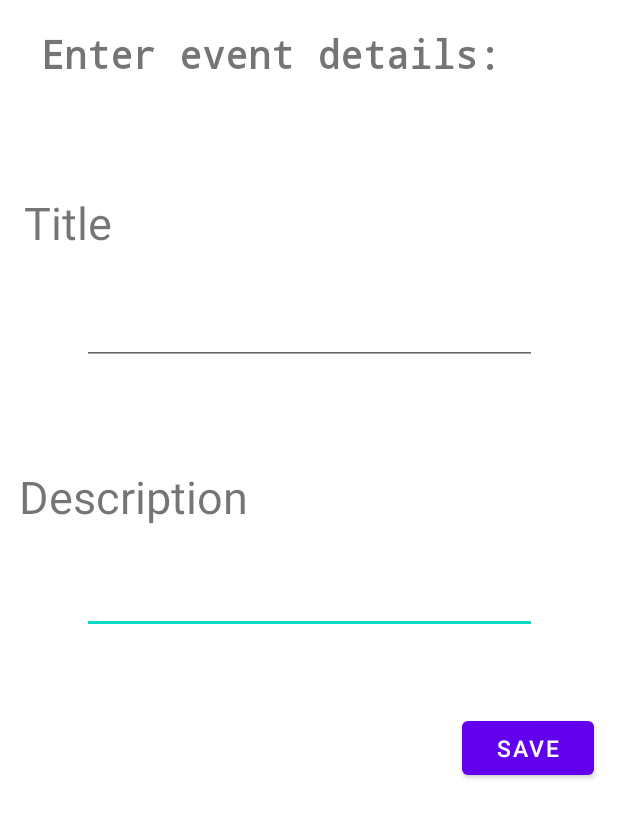
After one commit to TheUNkilled123/EZCalendar, an Android app: the layout activity_add_event.xml on its own in the app's theme, with its tools: preview values and no code run, on a phone screen of 412 x 824 dp. The commit adds this screen. Shown: the top 818 px of the screen. Run offline under Robolectric (Android 15) with nearby library versions, the light colour scheme and no system bars.

Commit message:
Cutom event adding,ADSense implemented.

```diff
--- a/app/build.gradle
+++ b/app/build.gradle
@@ -36,6 +36,8 @@ dependencies {
     implementation 'androidx.constraintlayout:constraintlayout:2.0.4'
 	implementation platform('com.google.firebase:firebase-bom:28.0.1')
     implementation 'com.google.firebase:firebase-firestore'
+	implementation 'com.google.firebase:firebase-analytics'
+    implementation 'com.google.android.gms:play-services-ads:20.2.0'
     testImplementation 'junit:junit:4.+'
     androidTestImplementation 'androidx.test.ext:junit:1.1.2'
     androidTestImplementation 'androidx.test.espresso:espresso-core:3.3.0'
--- /dev/null
+++ b/app/src/main/res/layout/activity_add_event.xml
@@ -0,0 +1,89 @@
+<?xml version="1.0" encoding="utf-8"?>
+<androidx.constraintlayout.widget.ConstraintLayout xmlns:android="http://schemas.android.com/apk/res/android"
+    xmlns:app="http://schemas.android.com/apk/res-auto"
+    xmlns:tools="http://schemas.android.com/tools"
+    android:layout_width="match_parent"
+    android:layout_height="match_parent"
+    tools:context=".AddEvent">
+
+    <TextView
+        android:id="@+id/textView3"
+        android:layout_width="375dp"
+        android:layout_height="45dp"
+        android:fontFamily="monospace"
+        android:text=" Enter event details:"
+        android:textSize="26dp"
+        android:textStyle="bold"
+        app:layout_constraintBottom_toBottomOf="parent"
+        app:layout_constraintEnd_toEndOf="parent"
+        app:layout_constraintHorizontal_bias="0.333"
+        app:layout_constraintStart_toStartOf="parent"
+        app:layout_constraintTop_toTopOf="parent"
+        app:layout_constraintVertical_bias="0.023" />
+
+    <EditText
+        android:id="@+id/editText2"
+        android:layout_width="303dp"
+        android:layout_height="56dp"
+        android:layout_marginTop="7dp"
+        android:inputType="textMultiLine"
+        android:lines="5"
+        app:layout_constraintBottom_toBottomOf="parent"
+        app:layout_constraintEnd_toEndOf="parent"
+        app:layout_constraintStart_toStartOf="parent"
+        app:layout_constraintTop_toBottomOf="@+id/textView1"
+        app:layout_constraintVertical_bias="0.02" />
+
+    <TextView
+        android:id="@+id/textView1"
+        android:layout_width="wrap_content"
+        android:layout_height="wrap_content"
+        android:layout_marginTop="51dp"
+        android:text="Description"
+        android:textSize="30dp"
+        app:layout_constraintBottom_toBottomOf="parent"
+        app:layout_constraintEnd_toEndOf="parent"
+        app:layout_constraintHorizontal_bias="0.05"
+        app:layout_constraintStart_toStartOf="parent"
+        app:layout_constraintTop_toBottomOf="@+id/editText"
+        app:layout_constraintVertical_bias="0.033" />
+
+    <EditText
+        android:id="@+id/editText"
+        android:layout_width="303dp"
+        android:layout_height="56dp"
+        android:layout_marginTop="7dp"
+        app:layout_constraintBottom_toBottomOf="parent"
+        app:layout_constraintEnd_toEndOf="parent"
+        app:layout_constraintStart_toStartOf="parent"
+        app:layout_constraintTop_toBottomOf="@+id/textView"
+        app:layout_constraintVertical_bias="0.019" />
+
+    <TextView
+        android:id="@+id/textView"
+        android:layout_width="wrap_content"
+        android:layout_height="wrap_content"
+        android:text="Title"
+        android:textSize="30dp"
+        app:layout_constraintBottom_toBottomOf="parent"
+        app:layout_constraintEnd_toEndOf="parent"
+        app:layout_constraintHorizontal_bias="0.045"
+        app:layout_constraintStart_toStartOf="parent"
+        app:layout_constraintTop_toBottomOf="@+id/textView3"
+        app:layout_constraintVertical_bias="0.09" />
+
+    <com.google.android.material.button.MaterialButton
+        android:id="@+id/saveButton"
+        android:layout_width="wrap_content"
+        android:layout_height="wrap_content"
+        android:layout_marginTop="52dp"
+        android:layout_marginEnd="16dp"
+        android:text="Save"
+        android:textAppearance="@style/TextAppearance.MaterialComponents.Button"
+        android:textSize="15dp"
+        android:theme="@style/Theme.MaterialComponents.DayNight.NoActionBar"
+        app:layout_constraintEnd_toEndOf="parent"
+        app:layout_constraintTop_toBottomOf="@+id/editText2" />
+
+
+</androidx.constraintlayout.widget.ConstraintLayout>
--- a/app/src/main/res/values/style.xml
+++ b/app/src/main/res/values/style.xml
@@ -10,4 +10,13 @@
         <item name="android:shadowRadius">3</item>
     </style>
 
+    <style name="HoverActivity" parent="Theme.AppCompat.Light.Dialog">
+        <item name="android:windowFrame">@null</item>
+        <item name="android:windowNoTitle">true</item>
+        <item name="android:windowIsFloating">true</item>
+        <item name="windowActionBar">false</item>
+        <item name="windowNoTitle">true</item>
+        <item name="android:windowContentOverlay">@null</item>
+    </style>
+
 </resources>
```
Also changed, not shown: app/src/main/AndroidManifest.xml (+10 -2 lines), app/src/main/java/com/example/ezcalendar/AddEvent.java (added, +46 -0 lines), app/src/main/java/com/example/ezcalendar/MainActivity.java (+59 -23 lines), app/src/main/java/com/example/ezcalendar/Splash.java (+5 -6 lines), app/src/main/res/layout/activity_main.xml (+14 -1 lines).
